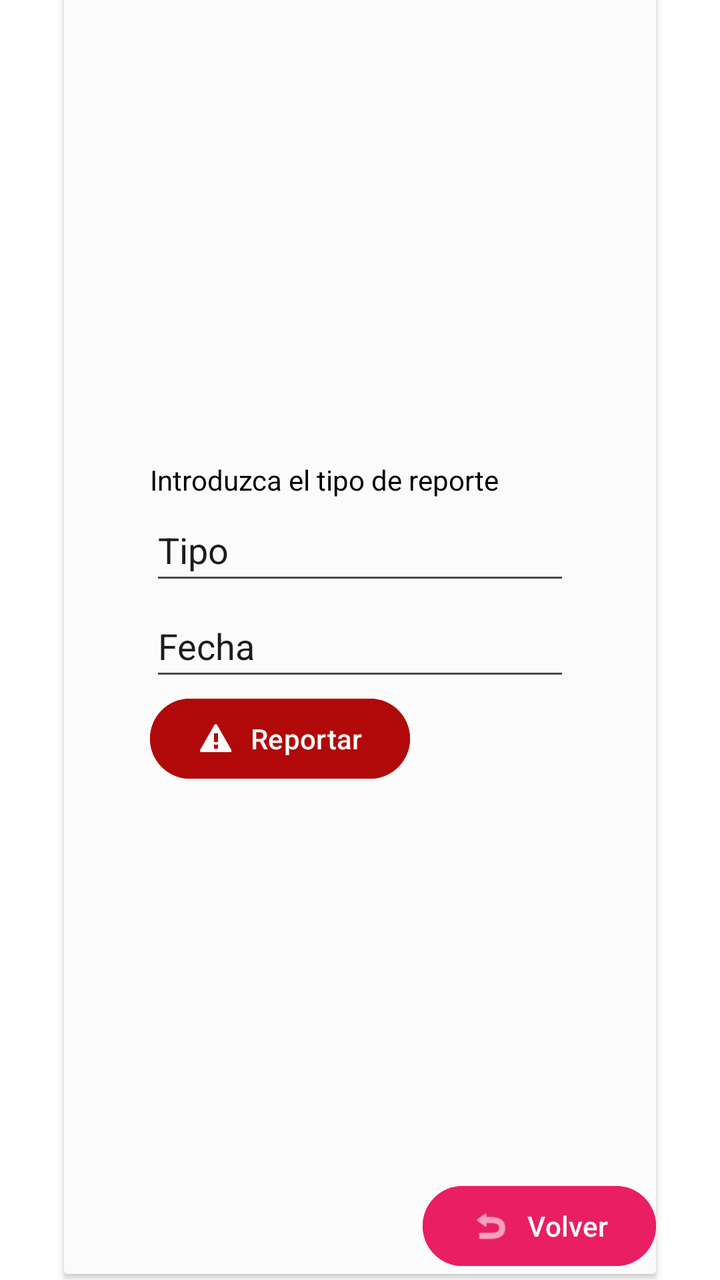
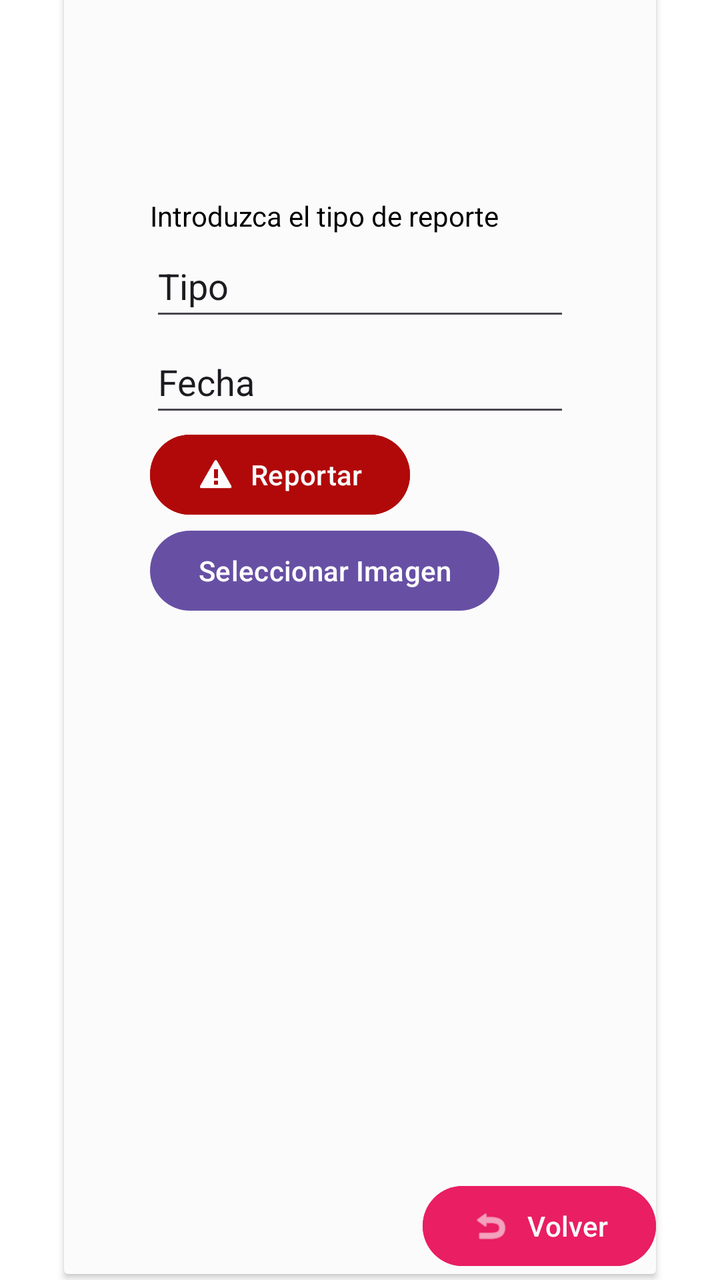

The first picture is an Android layout as it rendered before a commit; the second is the same layout after the commit. The layout source and the unified diff follow.
<!-- AndroidManifest.xml: application theme Theme.TestMapboxKotlin -->
<!-- res/layout/activity_add_record.xml -->
<?xml version="1.0" encoding="utf-8"?>
<androidx.constraintlayout.widget.ConstraintLayout xmlns:android="http://schemas.android.com/apk/res/android"
    xmlns:app="http://schemas.android.com/apk/res-auto"
    xmlns:tools="http://schemas.android.com/tools"
    android:layout_width="match_parent"
    android:layout_height="match_parent"
    android:background="#FFFFFF"
    android:backgroundTint="#FFFFFF">

    <androidx.cardview.widget.CardView
        android:layout_width="match_parent"
        android:layout_height="650dp"
        android:layout_marginStart="32dp"
        android:layout_marginTop="32dp"
        android:layout_marginEnd="32dp"
        android:layout_marginBottom="49dp"
        android:backgroundTint="#FBFBFB"
        app:layout_constraintBottom_toBottomOf="parent"
        app:layout_constraintEnd_toEndOf="parent"
        app:layout_constraintStart_toStartOf="parent"
        app:layout_constraintTop_toTopOf="parent">

        <LinearLayout
            android:layout_width="wrap_content"
            android:layout_height="wrap_content"
            android:layout_gravity="center"
            android:orientation="vertical">

            <TextView
                android:id="@+id/textView"
                android:layout_width="wrap_content"
                android:layout_height="wrap_content"
                android:text="Introduzca el tipo de reporte"
                android:textColor="#000000"
                android:textColorHighlight="#000000" />

            <EditText
                android:id="@+id/TvTipo"
                android:layout_width="wrap_content"
                android:layout_height="wrap_content"
                android:ems="10"
                android:inputType="text"
                android:minHeight="48dp"
                android:text="Tipo" />

            <EditText
                android:id="@+id/TvFecha"
                android:layout_width="wrap_content"
                android:layout_height="wrap_content"
                android:ems="10"
                android:inputType="text"
                android:minHeight="48dp"
                android:text="Fecha" />

            <Button
                android:id="@+id/submit_btn"
                android:layout_width="wrap_content"
                android:layout_height="wrap_content"
                android:backgroundTint="#B10909"
                android:text="Reportar"
                android:textColor="#FAFAFA"
                android:textColorHighlight="#FDFCFC"
                app:icon="@android:drawable/stat_sys_warning"
                app:iconTint="#FDFDFD" />

        </LinearLayout>

        <LinearLayout
            android:layout_width="wrap_content"
            android:layout_height="wrap_content"
            android:layout_gravity="bottom|right"
            android:orientation="horizontal">

            <Button
                android:id="@+id/back_btn"
                android:layout_width="wrap_content"
                android:layout_height="wrap_content"
                android:layout_weight="1"
                android:backgroundTint="#E91E63"
                android:text="Volver"
                android:textColor="#FAFAFA"
                android:textColorHighlight="#FDFCFC"
                app:icon="@android:drawable/ic_menu_revert"
                app:iconSize="20dp"
                app:iconTint="#FAFAFA" />
        </LinearLayout>

    </androidx.cardview.widget.CardView>

</androidx.constraintlayout.widget.ConstraintLayout>
<!-- resources referenced by this layout -->
<resources>
  <style name="Theme.TestMapboxKotlin" parent="Base.Theme.TestMapboxKotlin" />
  <style name="Base.Theme.TestMapboxKotlin" parent="Theme.Material3.DayNight.NoActionBar">
          
          
      </style>
</resources>

<!-- the commit's change to res/layout/activity_add_record.xml (unified diff, before → after) -->
@@ -62,6 +62,20 @@
                 android:textColorHighlight="#FDFCFC"
                 app:icon="@android:drawable/stat_sys_warning"
                 app:iconTint="#FDFDFD" />
+            <Button
+                android:id="@+id/btnSelectImage"
+                android:layout_width="wrap_content"
+                android:layout_height="wrap_content"
+                android:text="Seleccionar Imagen" />
+
+            <ImageView
+                android:id="@+id/imageView"
+                android:layout_width="200dp"
+                android:layout_height="200dp"
+                android:layout_marginTop="16dp"
+                android:contentDescription="Vista previa de imagen"
+                android:scaleType="centerCrop"
+                 />
 
         </LinearLayout>
 
